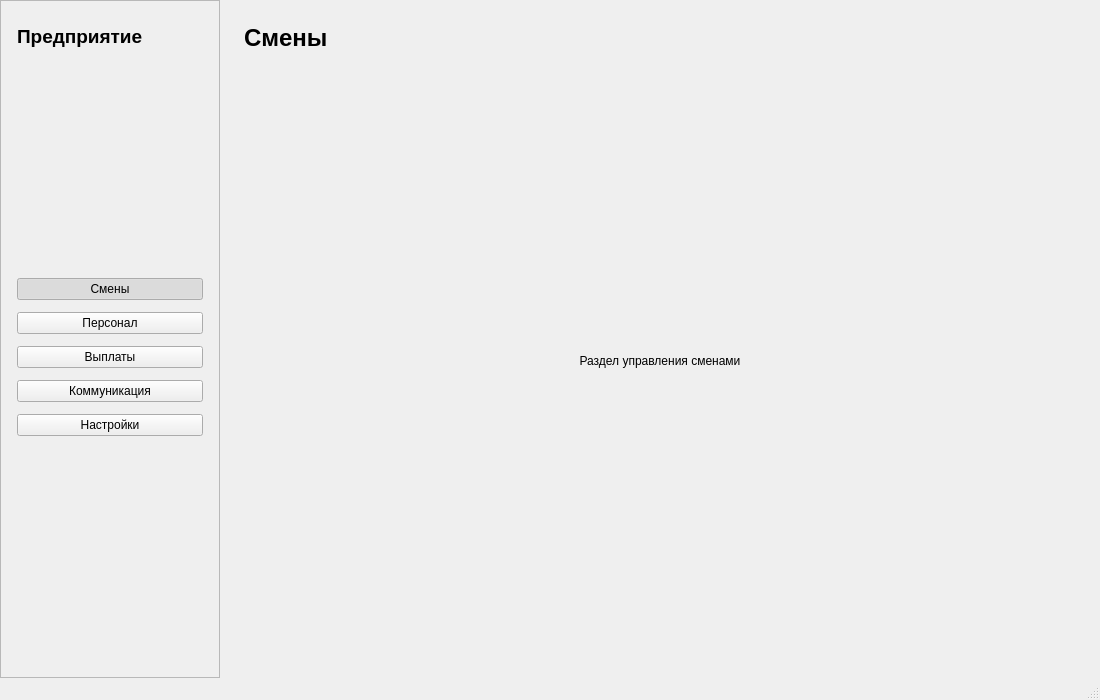
Zizerok/VKR, file businessmainwindow.ui: the form before one commit.
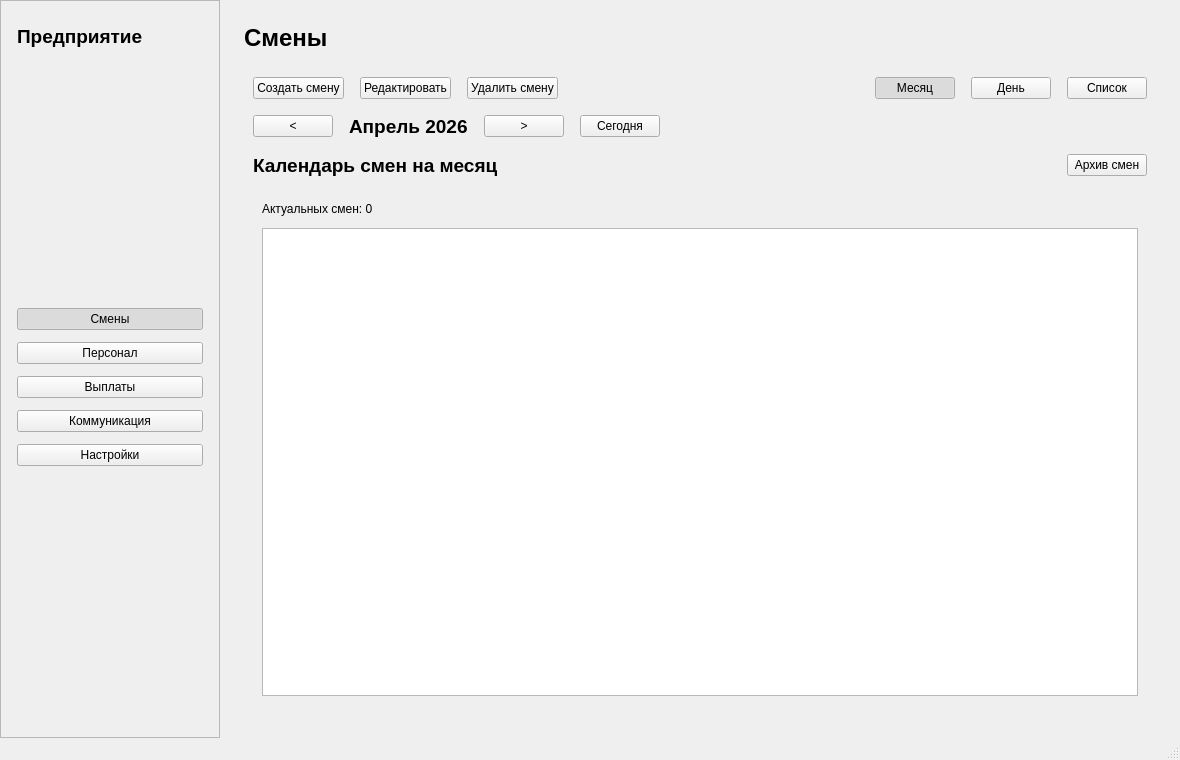
The form after the commit. The open tabs and pages were chosen to show the change.

Commit message: добавлен список смен

The edit to the form file:
```diff
--- a/businessmainwindow.ui
+++ b/businessmainwindow.ui
@@ -6,8 +6,8 @@
    <rect>
     <x>0</x>
     <y>0</y>
-    <width>1100</width>
-    <height>700</height>
+    <width>1180</width>
+    <height>760</height>
    </rect>
   </property>
   <property name="windowTitle">
@@ -217,14 +217,243 @@
          </property>
          <widget class="QWidget" name="pageShifts">
           <layout class="QVBoxLayout" name="verticalLayoutShifts">
+           <property name="spacing">
+            <number>16</number>
+           </property>
            <item>
-            <widget class="QLabel" name="labelShiftsPlaceholder">
-             <property name="text">
-              <string>Раздел управления сменами</string>
+            <layout class="QHBoxLayout" name="shiftHeaderLayout">
+             <item>
+              <widget class="QPushButton" name="pushButtonCreateShift">
+               <property name="text">
+                <string>Создать смену</string>
+               </property>
+              </widget>
+             </item>
+             <item>
+              <widget class="QPushButton" name="pushButtonEditShift">
+               <property name="text">
+                <string>Редактировать</string>
+               </property>
+              </widget>
+             </item>
+             <item>
+              <widget class="QPushButton" name="pushButtonDeleteShift">
+               <property name="text">
+                <string>Удалить смену</string>
+               </property>
+              </widget>
+             </item>
+             <item>
+              <spacer name="shiftHeaderSpacerLeft">
+               <property name="orientation">
+                <enum>Qt::Horizontal</enum>
+               </property>
+               <property name="sizeHint" stdset="0">
+                <size>
+                 <width>40</width>
+                 <height>20</height>
+                </size>
+               </property>
+              </spacer>
+             </item>
+             <item>
+              <widget class="QPushButton" name="pushButtonShiftMonthView">
+               <property name="text">
+                <string>Месяц</string>
+               </property>
+               <property name="checkable">
+                <bool>true</bool>
+               </property>
+               <property name="checked">
+                <bool>true</bool>
+               </property>
+               <property name="autoExclusive">
+                <bool>true</bool>
+               </property>
+              </widget>
+             </item>
+             <item>
+              <widget class="QPushButton" name="pushButtonShiftDayView">
+               <property name="text">
+                <string>День</string>
+               </property>
+               <property name="checkable">
+                <bool>true</bool>
+               </property>
+               <property name="autoExclusive">
+                <bool>true</bool>
+               </property>
+              </widget>
+             </item>
+             <item>
+              <widget class="QPushButton" name="pushButtonShiftListView">
+               <property name="text">
+                <string>Список</string>
+               </property>
+               <property name="checkable">
+                <bool>true</bool>
+               </property>
+               <property name="autoExclusive">
+                <bool>true</bool>
+               </property>
+              </widget>
+             </item>
+            </layout>
+           </item>
+           <item>
+            <layout class="QHBoxLayout" name="shiftPeriodLayout">
+             <item>
+              <widget class="QPushButton" name="pushButtonShiftPrevious">
+               <property name="text">
+                <string>&lt;</string>
+               </property>
+              </widget>
+             </item>
+             <item>
+              <widget class="QLabel" name="labelShiftCurrentPeriod">
+               <property name="font">
+                <font>
+                 <pointsize>14</pointsize>
+                 <bold>true</bold>
+                </font>
+               </property>
+               <property name="text">
+                <string>Апрель 2026</string>
+               </property>
+              </widget>
+             </item>
+             <item>
+              <widget class="QPushButton" name="pushButtonShiftNext">
+               <property name="text">
+                <string>&gt;</string>
+               </property>
+              </widget>
+             </item>
+             <item>
+              <widget class="QPushButton" name="pushButtonShiftToday">
+               <property name="text">
+                <string>Сегодня</string>
+               </property>
+              </widget>
+             </item>
+             <item>
+              <spacer name="shiftHeaderSpacerRight">
+               <property name="orientation">
+                <enum>Qt::Horizontal</enum>
+               </property>
+               <property name="sizeHint" stdset="0">
+                <size>
+                 <width>40</width>
+                 <height>20</height>
+                </size>
+               </property>
+              </spacer>
+             </item>
+            </layout>
+           </item>
+           <item>
+            <layout class="QHBoxLayout" name="shiftContentHeaderLayout">
+             <item>
+              <widget class="QLabel" name="labelShiftContentTitle">
+               <property name="font">
+                <font>
+                 <pointsize>14</pointsize>
+                 <bold>true</bold>
+                </font>
+               </property>
+               <property name="text">
+                <string>Календарь смен на месяц</string>
+               </property>
+              </widget>
+             </item>
+             <item>
+              <spacer name="shiftContentHeaderSpacer">
+               <property name="orientation">
+                <enum>Qt::Horizontal</enum>
+               </property>
+               <property name="sizeHint" stdset="0">
+                <size>
+                 <width>40</width>
+                 <height>20</height>
+                </size>
+               </property>
+              </spacer>
+             </item>
+             <item>
+              <widget class="QPushButton" name="pushButtonShiftArchiveToggle">
+               <property name="text">
+                <string>Архив смен</string>
+               </property>
+               <property name="visible">
+                <bool>false</bool>
+               </property>
+              </widget>
+             </item>
+            </layout>
+           </item>
+           <item>
+            <widget class="QStackedWidget" name="stackedWidgetShiftContent">
+             <property name="currentIndex">
+              <number>0</number>
              </property>
-             <property name="alignment">
-              <set>Qt::AlignCenter</set>
-             </property>
+             <widget class="QWidget" name="pageShiftMonth">
+              <layout class="QVBoxLayout" name="verticalLayoutShiftMonth">
+               <item>
+                <widget class="QLabel" name="labelShiftMonthPlaceholder">
+                 <property name="text">
+                  <string>Здесь будет календарный вид на весь месяц. В каждой ячейке дня можно кратко показать наличие смен.</string>
+                 </property>
+                 <property name="alignment">
+                  <set>Qt::AlignCenter</set>
+                 </property>
+                 <property name="wordWrap">
+                  <bool>true</bool>
+                 </property>
+                </widget>
+               </item>
+              </layout>
+             </widget>
+             <widget class="QWidget" name="pageShiftDay">
+              <layout class="QVBoxLayout" name="verticalLayoutShiftDay">
+               <item>
+                <widget class="QLabel" name="labelShiftDayPlaceholder">
+                 <property name="text">
+                  <string>Здесь будет подробный вид одного дня со сменами, временем, статусом и назначенными сотрудниками.</string>
+                 </property>
+                 <property name="alignment">
+                  <set>Qt::AlignCenter</set>
+                 </property>
+                 <property name="wordWrap">
+                  <bool>true</bool>
+                 </property>
+                </widget>
+               </item>
+              </layout>
+             </widget>
+             <widget class="QWidget" name="pageShiftList">
+              <layout class="QVBoxLayout" name="verticalLayoutShiftList">
+               <property name="spacing">
+                <number>12</number>
+               </property>
+               <item>
+                <widget class="QLabel" name="labelShiftListCount">
+                 <property name="text">
+                  <string>Актуальных смен: 0</string>
+                 </property>
+                </widget>
+               </item>
+               <item>
+                <widget class="QListWidget" name="listWidgetShiftList">
+                 <property name="alternatingRowColors">
+                  <bool>true</bool>
+                 </property>
+                 <property name="selectionMode">
+                  <enum>QAbstractItemView::SingleSelection</enum>
+                 </property>
+                </widget>
+               </item>
+              </layout>
+             </widget>
             </widget>
            </item>
           </layout>
```
Left out of the diff: 2 changed lines with no effect on the pictures. The commit also changes 9 other files.
